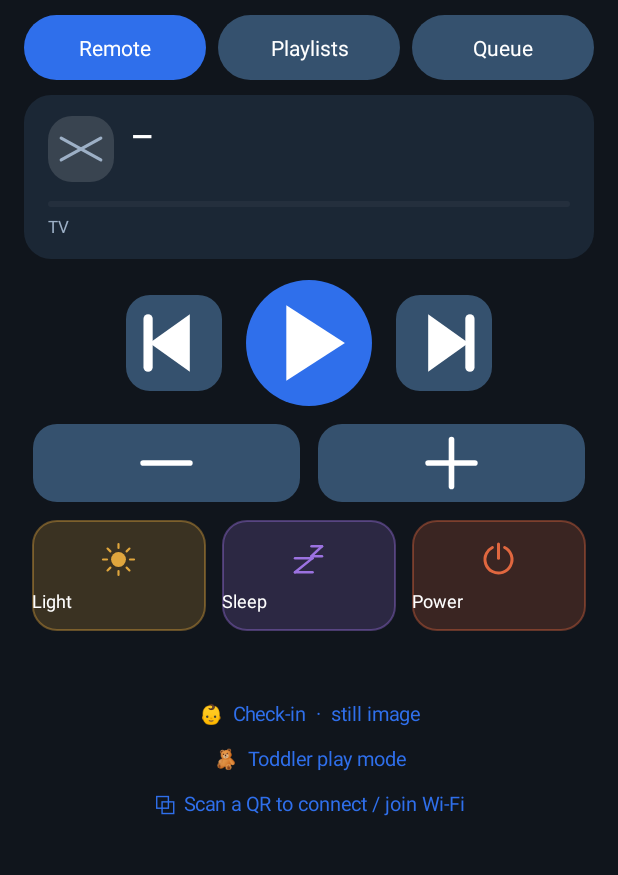
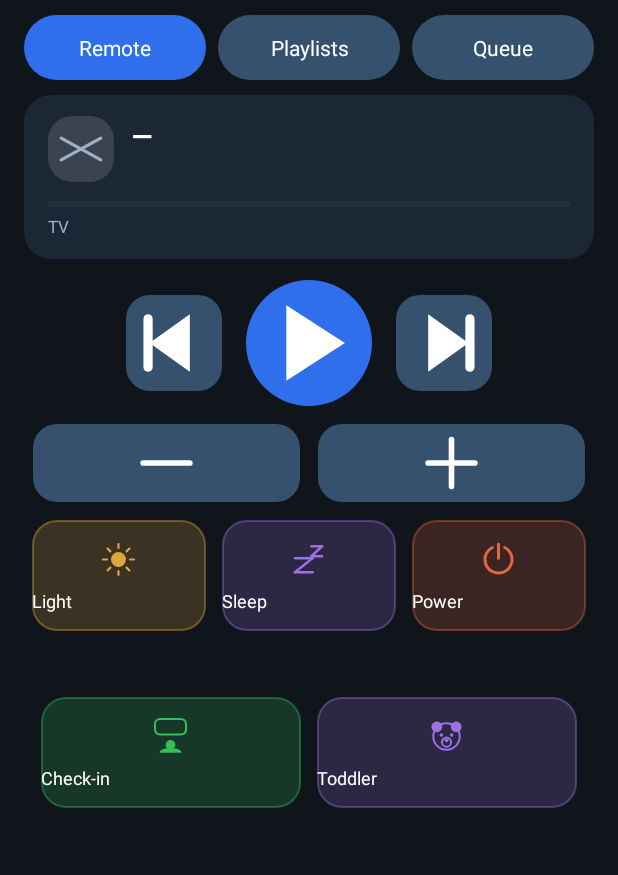
Before and after one commit to acorkran/backseetv, an Android app: the RemoteActivity screen opened directly, with no data from a screen before it, on a phone screen of 412 x 824 dp, the part 163-1038 px from its top. Run offline under Robolectric (Android 15) with nearby library versions, the phone set to English and light mode, and no system bars.

Commit message:
Remote: add icon cards and default to a random unlock code
Co-Authored-By: Claude🤖🧠 <noreply@anthropic.com>

```diff
--- a/kidodi/app/src/main/java/com/kidstv/kidodi/Cfg.java
+++ b/kidodi/app/src/main/java/com/kidstv/kidodi/Cfg.java
@@ -34,7 +34,7 @@ class Cfg {
             {"kidodi_esc_dir",       "str", "up"},
             {"kidodi_kiosk",         "int", "0"},
             {"kidodi_pin",           "str", "1234"},
-            {"kidodi_unlock_style",  "str", "pin"},
+            {"kidodi_unlock_style",  "str", "challenge"},   // default: solve a random timed code (no PIN to remember); "pin"/"pattern" are options
             {"kidodi_pattern",       "str", ""},
     };
     private static String[] meta(String key) { for (String[] k : KEYS) if (k[0].equals(key)) return k; return null; }
--- a/kidodi/app/src/main/java/com/kidstv/kidodi/PlayerActivity.java
+++ b/kidodi/app/src/main/java/com/kidstv/kidodi/PlayerActivity.java
@@ -305,7 +305,7 @@ public class PlayerActivity extends Activity {
     /** Which unlock the hidden gesture opens: the plain PIN pad, or the toddler-proof timed-code
         challenge (type a random 6-digit code shown on screen within 30s). kidodi_unlock_style. */
     private void showUnlock() {
-        String st = Cfg.getStr(this, "kidodi_unlock_style", "pin");
+        String st = Cfg.getStr(this, "kidodi_unlock_style", "challenge");
         if ("challenge".equals(st)) showChallenge();
         else if ("pattern".equals(st) && !Cfg.getStr(this, "kidodi_pattern", "").isEmpty()) showPattern();
         else showPinPad();   // fall back to PIN if pattern is selected but none set yet (never lock out)
--- a/kidodi/app/src/main/java/com/kidstv/kidodi/RemoteActivity.java
+++ b/kidodi/app/src/main/java/com/kidstv/kidodi/RemoteActivity.java
@@ -235,26 +235,14 @@ public class RemoteActivity extends Activity {
         sleepText.setGravity(Gravity.CENTER); sleepText.setPadding(0, dp(12), 0, 0);
         root.addView(sleepText);
 
-        TextView stillBtn = new TextView(this);
-        stillBtn.setText("👶  Check-in  ·  still image");
-        stillBtn.setTextColor(ACCENT); stillBtn.setTextSize(13); stillBtn.setGravity(Gravity.CENTER);
-        stillBtn.setPadding(0, dp(16), 0, 0); stillBtn.setClickable(true);
-        stillBtn.setOnClickListener(v -> openStill());
-        root.addView(stillBtn);
-
-        TextView playModeBtn = new TextView(this);
-        playModeBtn.setText("🧸  Toddler play mode");
-        playModeBtn.setTextColor(ACCENT); playModeBtn.setTextSize(13); playModeBtn.setGravity(Gravity.CENTER);
-        playModeBtn.setPadding(0, dp(12), 0, 0); playModeBtn.setClickable(true);
-        playModeBtn.setOnClickListener(v -> { send("playmode:on"); toast("Play mode on the TV"); });
-        root.addView(playModeBtn);
-
-        TextView scanBtn = new TextView(this);
-        scanBtn.setText("⧉  Scan a QR to connect / join Wi-Fi");
-        scanBtn.setTextColor(ACCENT); scanBtn.setTextSize(13); scanBtn.setGravity(Gravity.CENTER);
-        scanBtn.setPadding(0, dp(12), 0, dp(4)); scanBtn.setClickable(true);
-        scanBtn.setOnClickListener(v -> { try { startActivityForResult(new Intent(this, QrScanActivity.class), 43); } catch (Exception e) {} });
-        root.addView(scanBtn);
+        // Check-in + Toddler as proper icon cards (matching the Light/Sleep/Power row), not ad-hoc text.
+        // Wi-Fi QR scanning lives in the Connection screen (tap the link label) — it's not a Remote-tab action.
+        LinearLayout xr = new LinearLayout(this);
+        xr.setPadding(dp(6), dp(14), dp(6), dp(4));
+        xr.addView(actionCardRun(IconView.WATCH, GOOD, "Check-in", this::openStill), lp(0, dp(74), dp(5), 1f));
+        xr.addView(actionCardRun(IconView.BEAR, PURPLE, "Toddler", () -> { send("playmode:on"); toast("Play mode on the TV"); }),
+                lp(0, dp(74), dp(5), 1f));
+        root.addView(xr);
 
         sv.addView(root);
         return sv;
@@ -913,11 +901,18 @@ public class RemoteActivity extends Activity {
 
         sSec(col, "Lock");
         if (cfgOwner) {
+            // How the adult unlocks (to the menu / settings / exit). Default "Random code" = a timed code to
+            // copy, nothing to remember; "Fixed PIN" uses the Admin PIN below; "Pattern" uses a set pattern
+            // (drawn on the TV). Vary it to keep a clever toddler guessing.
+            cfgStrCycle(col, "Method", "kidodi_unlock_style",
+                    new String[]{"challenge", "pin", "pattern"}, new String[]{"Random code", "Fixed PIN", "Pattern"});
             Button pin = setRow(col, "Admin PIN"); pin.setText(cfgPinSet ? "change" : "set"); pin.setOnClickListener(v -> changeTvPin());
             final boolean k = cfgI("kidodi_kiosk", 0) == 1;
             Button kb = setRow(col, "Kiosk lock"); kb.setText(k ? "on" : "off");
             kb.setOnClickListener(v -> { setCfg("kidodi_kiosk", cfgI("kidodi_kiosk", 0) == 1 ? "0" : "1"); renderSettings(); });
         } else {
+            String m = cfgS("kidodi_unlock_style", "challenge");
+            sDim(col, "Method", "challenge".equals(m) ? "Random code" : "pattern".equals(m) ? "Pattern" : "Fixed PIN");
             sDim(col, "Admin PIN", "••••");
             sDim(col, "Kiosk lock", cfgI("kidodi_kiosk", 0) == 1 ? "on" : "off");
             sGated(col);
@@ -1286,6 +1281,19 @@ public class RemoteActivity extends Activity {
         c.setOnClickListener(x -> send(cmd));
         return c;
     }
+    // Same card, but runs an arbitrary action (e.g. open the check-in view) instead of sending a command.
+    private LinearLayout actionCardRun(int mode, int accent, String label, final Runnable onTap) {
+        LinearLayout c = new LinearLayout(this);
+        c.setOrientation(LinearLayout.VERTICAL); c.setGravity(Gravity.CENTER);
+        GradientDrawable g = new GradientDrawable(); g.setColor(withAlpha(accent, 0x33)); g.setCornerRadius(dp(16));
+        g.setStroke(dp(1), withAlpha(accent, 0x66)); c.setBackground(g);
+        IconView ic = new IconView(this, mode, 0x00000000, accent);
+        c.addView(ic, new LinearLayout.LayoutParams(dp(30), dp(30)));
+        TextView l = new TextView(this); l.setText(label); l.setTextColor(TXT); l.setTextSize(12); l.setPadding(0, dp(4), 0, 0);
+        c.addView(l);
+        c.setClickable(true); c.setOnClickListener(x -> onTap.run());
+        return c;
+    }
     private View spacer(int h) { View v = new View(this); v.setLayoutParams(new LinearLayout.LayoutParams(ViewGroup.LayoutParams.MATCH_PARENT, h)); return v; }
     private LinearLayout.LayoutParams lp(int w, int h, int m) { LinearLayout.LayoutParams p = new LinearLayout.LayoutParams(w, h); p.setMargins(m, 0, m, 0); return p; }
     private LinearLayout.LayoutParams lp(int w, int h, int m, float weight) { LinearLayout.LayoutParams p = new LinearLayout.LayoutParams(w, h, weight); p.setMargins(m, 0, m, 0); return p; }
@@ -1294,7 +1302,7 @@ public class RemoteActivity extends Activity {
 
     // --- Canvas-drawn icons (no font glyphs -> no tofu), ported from v1 -------
     class IconView extends View {
-        static final int POWER = 1, PREV = 2, PLAYPAUSE = 3, NEXT = 4, VOLUP = 6, VOLDOWN = 7, SHUFFLE = 8, SLEEP = 9, SUN = 10;
+        static final int POWER = 1, PREV = 2, PLAYPAUSE = 3, NEXT = 4, VOLUP = 6, VOLDOWN = 7, SHUFFLE = 8, SLEEP = 9, SUN = 10, WATCH = 11, BEAR = 12;
         final int mode; int bgCol, iconCol; boolean playing = false;
         final Paint p = new Paint(Paint.ANTI_ALIAS_FLAG);
         final GradientDrawable bgd = new GradientDrawable();
@@ -1344,6 +1352,25 @@ public class RemoteActivity extends Activity {
                     p.setStyle(Paint.Style.STROKE); p.setStrokeWidth(Math.max(2f, s * 0.16f)); float t = s;
                     cv.drawLine(cx - t, cy - t * 0.55f, cx + t, cy + t * 0.55f, p);
                     cv.drawLine(cx - t, cy + t * 0.55f, cx + t, cy - t * 0.55f, p); break;
+                case WATCH: {   // a person watching a screen — camera "check-in"
+                    p.setStyle(Paint.Style.STROKE); p.setStrokeWidth(Math.max(2f, s * 0.15f));
+                    cv.drawRoundRect(new RectF(cx - s * 1.15f, cy - s * 1.3f, cx + s * 1.15f, cy - s * 0.15f), dp(3), dp(3), p);   // screen
+                    p.setStyle(Paint.Style.FILL);
+                    cv.drawCircle(cx, cy + s * 0.62f, s * 0.36f, p);                                                              // viewer's head (from behind)
+                    cv.drawArc(new RectF(cx - s * 0.82f, cy + s * 0.85f, cx + s * 0.82f, cy + s * 1.55f), 180f, 180f, true, p);    // shoulders
+                    break; }
+                case BEAR: {    // teddy — toddler play / lock
+                    p.setStyle(Paint.Style.FILL);
+                    cv.drawCircle(cx - s * 0.72f, cy - s * 0.72f, s * 0.4f, p);                                                   // ears
+                    cv.drawCircle(cx + s * 0.72f, cy - s * 0.72f, s * 0.4f, p);
+                    p.setStyle(Paint.Style.STROKE); p.setStrokeWidth(Math.max(2f, s * 0.14f));
+                    cv.drawCircle(cx, cy, s * 0.98f, p);                                                                          // head
+                    cv.drawCircle(cx, cy + s * 0.42f, s * 0.34f, p);                                                              // snout
+                    p.setStyle(Paint.Style.FILL);
+                    cv.drawCircle(cx - s * 0.38f, cy - s * 0.12f, s * 0.13f, p);                                                  // eyes
+                    cv.drawCircle(cx + s * 0.38f, cy - s * 0.12f, s * 0.13f, p);
+                    cv.drawCircle(cx, cy + s * 0.28f, s * 0.14f, p);                                                              // nose
+                    break; }
             }
         }
     }
```
